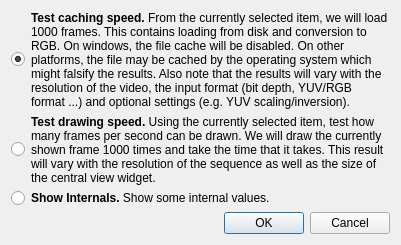
First picture: the form in ui/mainwindow_performanceTestDialog.ui, repository IENT/YUView, before the edit.
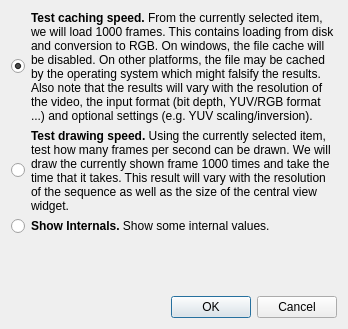
Second picture: the form after the edit. Custom widgets are drawn as their Qt base class.

Commit message: New size policy for the performance test dialog. This looks horrible on MAC.

Patch:
```diff
--- a/ui/mainwindow_performanceTestDialog.ui
+++ b/ui/mainwindow_performanceTestDialog.ui
@@ -6,10 +6,16 @@
    <rect>
     <x>0</x>
     <y>0</y>
-    <width>401</width>
-    <height>245</height>
+    <width>348</width>
+    <height>305</height>
    </rect>
   </property>
+  <property name="sizePolicy">
+   <sizepolicy hsizetype="Preferred" vsizetype="Preferred">
+    <horstretch>0</horstretch>
+    <verstretch>0</verstretch>
+   </sizepolicy>
+  </property>
   <property name="windowTitle">
    <string>Dialog</string>
   </property>
@@ -28,6 +34,12 @@
      </item>
      <item>
       <widget class="QLabelClickable" name="labelCachingSpeed">
+       <property name="sizePolicy">
+        <sizepolicy hsizetype="Preferred" vsizetype="Minimum">
+         <horstretch>0</horstretch>
+         <verstretch>0</verstretch>
+        </sizepolicy>
+       </property>
        <property name="text">
         <string>&lt;html&gt;&lt;head/&gt;&lt;body&gt;&lt;p&gt;&lt;span style=&quot; font-weight:600;&quot;&gt;Test caching speed.&lt;/span&gt; From the currently selected item, we will load 1000 frames. This contains loading from disk and conversion to RGB. On windows, the file cache will be disabled. On other platforms, the file may be cached by the operating system which might falsify the results. Also note that the results will vary with the resolution of the video, the input format (bit depth, YUV/RGB format ...) and optional settings (e.g. YUV scaling/inversion).&lt;/p&gt;&lt;/body&gt;&lt;/html&gt;</string>
        </property>
@@ -49,6 +61,12 @@
      </item>
      <item>
       <widget class="QLabelClickable" name="labelDrawingSpeed">
+       <property name="sizePolicy">
+        <sizepolicy hsizetype="Preferred" vsizetype="Minimum">
+         <horstretch>0</horstretch>
+         <verstretch>0</verstretch>
+        </sizepolicy>
+       </property>
        <property name="text">
         <string>&lt;html&gt;&lt;head/&gt;&lt;body&gt;&lt;p&gt;&lt;span style=&quot; font-weight:600;&quot;&gt;Test drawing speed.&lt;/span&gt; Using the currently selected item, test how many frames per second can be drawn. We will draw the currently shown frame 1000 times and take the time that it takes. This result will vary with the resolution of the sequence as well as the size of the central view widget.&lt;/p&gt;&lt;/body&gt;&lt;/html&gt;</string>
        </property>
@@ -70,6 +88,12 @@
      </item>
      <item>
       <widget class="QLabelClickable" name="labelInternalInfo">
+       <property name="sizePolicy">
+        <sizepolicy hsizetype="Preferred" vsizetype="Minimum">
+         <horstretch>0</horstretch>
+         <verstretch>0</verstretch>
+        </sizepolicy>
+       </property>
        <property name="text">
         <string>&lt;html&gt;&lt;head/&gt;&lt;body&gt;&lt;p&gt;&lt;span style=&quot; font-weight:600;&quot;&gt;Show Internals.&lt;/span&gt; Show some internal values.&lt;/p&gt;&lt;/body&gt;&lt;/html&gt;</string>
        </property>
```
